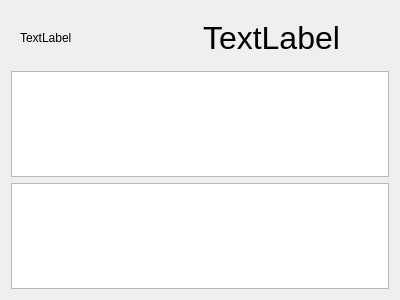
shailesh83/qgvdial, file qgvdial/qt-not-qml/ContactDialog.ui: the form before one commit.
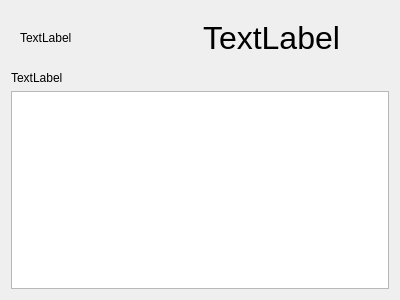
The form after the commit.

Commit message: double click contact to make it appear in the dial page

Patch:
```diff
--- a/qgvdial/qt-not-qml/ContactDialog.ui
+++ b/qgvdial/qt-not-qml/ContactDialog.ui
@@ -40,14 +40,18 @@
     </widget>
    </item>
    <item>
-    <widget class="QPlainTextEdit" name="txtNotes">
-     <property name="readOnly">
-      <bool>true</bool>
+    <widget class="QLabel" name="txtNotes">
+     <property name="text">
+      <string>TextLabel</string>
      </property>
     </widget>
    </item>
    <item>
-    <widget class="QListView" name="listNumbers"/>
+    <widget class="QTreeView" name="listNumbers">
+     <attribute name="headerVisible">
+      <bool>false</bool>
+     </attribute>
+    </widget>
    </item>
   </layout>
  </widget>
```
The commit also changes 8 other files.
